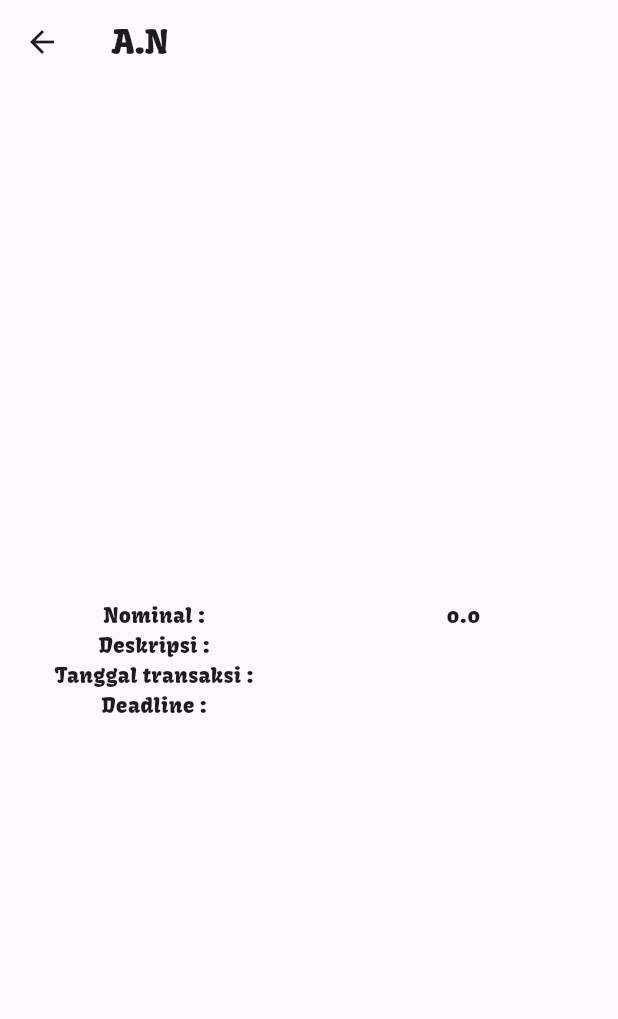
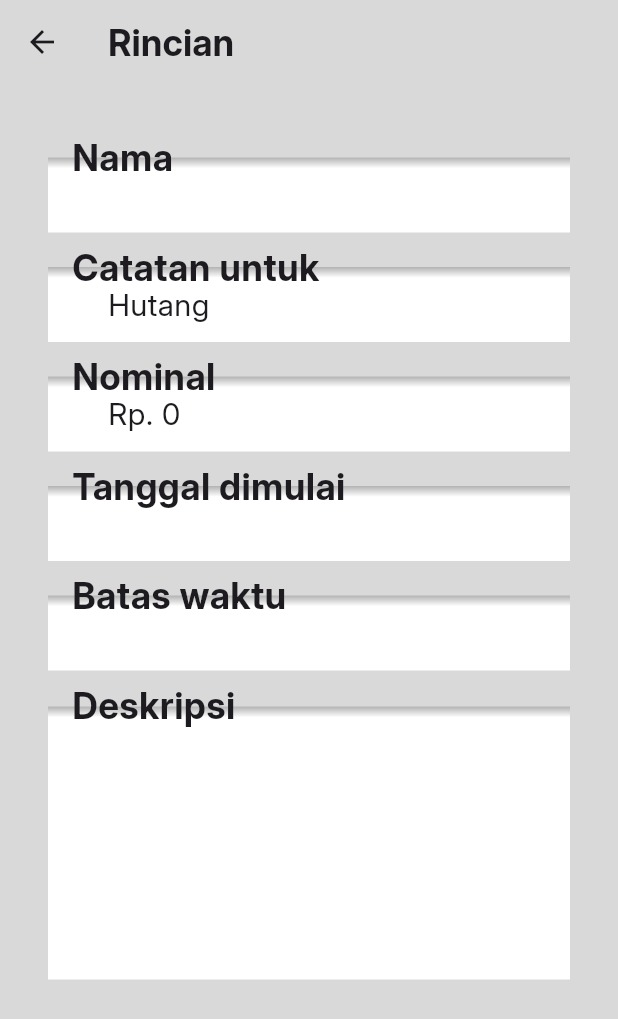
Before and after one commit to Saliim11/Investasi-Ala2--Note-App-, a Flutter app: the DetailNoteScreen screen opened directly with empty values, on a phone screen of 412 x 824 dp. Shown: the top 1019 px of the screen. Run offline on Flutter 3.47's test engine with Material 3 defaults, Android fonts, the phone set to English and light mode, and no system bars; our stand-ins replace dropdown_button2, shared_preferences, sqflite; accounts and stored records are empty.

Commit message:
update: memperbarui tampilan detail screen

```diff
--- a/lib/main.dart
+++ b/lib/main.dart
@@ -20,6 +20,7 @@ class MyApp extends StatelessWidget {
   @override
   Widget build(BuildContext context) {
     return MaterialApp(
+      debugShowCheckedModeBanner: false,
       title: 'Flutter Demo',
       theme: ThemeData(
         colorScheme: ColorScheme.fromSeed(seedColor: Colors.deepPurple),
--- /dev/null
+++ b/lib/view/detail/detail_note_screen.dart
@@ -0,0 +1,159 @@
+import 'package:flutter/material.dart';
+import 'package:investasi_ala_ala/model/investasi.dart';
+import 'package:investasi_ala_ala/utils/constant/color.dart';
+import 'package:investasi_ala_ala/utils/widget_const/text.dart';
+
+class DetailNoteScreen extends StatelessWidget {
+  const DetailNoteScreen({super.key, required this.invest, });
+  final Investasi invest;
+
+  @override
+  Widget build(BuildContext context) {
+    return Scaffold(
+      backgroundColor: ColorApp.abu,
+      appBar: AppBar(
+        backgroundColor: ColorApp.abu,
+        title: Teks.biasa("Rincian", fs: 24, fw: FontWeight.bold),
+      ),
+      body: Padding(
+        padding: const EdgeInsets.all(32.0),
+        child: Column(
+          children: [
+            detailTab("Nama", invest.nama),
+            SizedBox(height: 6),
+            invest.isInvest? detailTab("Catatan untuk", "Investasi"): detailTab("Catatan untuk", "Hutang"),
+            SizedBox(height: 6),
+            detailTab("Nominal", "Rp. ${invest.nominal.round()}"),
+            SizedBox(height: 6),
+            detailTab("Tanggal dimulai", invest.tglMulai),
+            SizedBox(height: 6),
+            detailTab("Batas waktu", invest.deadline),
+            SizedBox(height: 6),
+            detailDeskTab("Deskripsi", invest.deskripsi),
+          ],
+        ),
+      ),
+    );
+  }
+
+  SizedBox detailTab(String judul, String isi) {
+    return SizedBox(
+      height: 67,
+      width: double.infinity,
+      child: Stack(
+        children: [
+          Align(
+            alignment: Alignment.bottomCenter,
+            child: Stack(
+              children: [
+                Container(
+                  padding: EdgeInsets.symmetric(horizontal: 40),
+                  alignment: Alignment.centerLeft,
+                  height: 50,
+                  width: double.infinity,
+                  decoration: BoxDecoration(
+                    color: Colors.white,
+                  ),
+                  child: Teks.biasa(isi, fs: 20),
+                ),
+                Positioned.fill(
+                  child: Container(
+                    decoration: BoxDecoration(
+                      gradient: LinearGradient(
+                        begin: Alignment.topCenter,
+                        end: Alignment.bottomCenter,
+                        colors: [
+                          Colors.black.withOpacity(0.3),
+                          Colors.transparent,
+                          Colors.transparent,
+                          Colors.transparent,
+                          Colors.transparent,
+                          Colors.transparent,
+                          Colors.transparent,
+                          Colors.transparent,
+                        ],
+                      ),
+                    ),
+                  ),
+                ),
+              ],
+            )
+          ),
+          Padding(
+            padding: const EdgeInsets.only(left: 16.0),
+            child: Teks.biasa(judul, fs: 24, fw: FontWeight.bold),
+          ),
+        ],
+      ),
+    );
+  }
+  SizedBox detailDeskTab(String judul, String isi) {
+    return SizedBox(
+      height: 200,
+      width: double.infinity,
+      child: Stack(
+        children: [
+          Align(
+            alignment: Alignment.bottomCenter,
+            child: Stack(
+              children: [
+                Container(
+                  padding: EdgeInsets.symmetric(horizontal: 40, vertical: 16),
+                  alignment: Alignment.topLeft,
+                  height: 182,
+                  width: double.infinity,
+                  decoration: BoxDecoration(
+                    color: Colors.white,
+                  ),
+                  child: Teks.biasa(isi, fs: 20),
+                ),
+                Positioned.fill(
+                  child: Container(
+                    decoration: BoxDecoration(
+                      gradient: LinearGradient(
+                        begin: Alignment.topCenter,
+                        end: Alignment.bottomCenter,
+                        colors: [
+                          Colors.black.withOpacity(0.3),
+                          Colors.transparent,
+                          Colors.transparent,
+                          Colors.transparent,
+                          Colors.transparent,
+                          Colors.transparent,
+                          Colors.transparent,
+                          Colors.transparent,
+                          Colors.transparent,
+                          Colors.transparent,
+                          Colors.transparent,
+                          Colors.transparent,
+                          Colors.transparent,
+                          Colors.transparent,
+                          Colors.transparent,
+                          Colors.transparent,
+                          Colors.transparent,
+                          Colors.transparent,
+                          Colors.transparent,
+                          Colors.transparent,
+                          Colors.transparent,
+                          Colors.transparent,
+                          Colors.transparent,
+                          Colors.transparent,
+                          Colors.transparent,
+                          Colors.transparent,
+                        ],
+                      ),
+                    ),
+                  ),
+                ),
+              ],
+            )
+          ),
+          Padding(
+            padding: const EdgeInsets.only(left: 16.0),
+            child: Teks.biasa(judul, fs: 24, fw: FontWeight.bold),
+          ),
+        ],
+      ),
+    );
+  }
+}
--- a/lib/view/home/detail/detail_note_screen.dart
+++ /dev/null
@@ -1,53 +0,0 @@
-import 'package:flutter/material.dart';
-import 'package:investasi_ala_ala/model/investasi.dart';
-import 'package:investasi_ala_ala/utils/widget_const/text.dart';
-
-class DetailNoteScreen extends StatefulWidget {
-  const DetailNoteScreen({super.key, required this.invest, });
-  final Investasi invest;
-
-  @override
-  State<DetailNoteScreen> createState() => _DetailNoteScreenState();
-}
-
-class _DetailNoteScreenState extends State<DetailNoteScreen> {
-  @override
-  Widget build(BuildContext context) {
-    return Scaffold(
-      appBar: AppBar(
-        title: Teks.spesial("A.N ${widget.invest.nama}"),
-      ),
-      body: Center(
-        child: Column(
-          mainAxisAlignment: MainAxisAlignment.center,
-          children: [
-            Row(
-              children: [
-                Expanded(child: Teks.spesial("Nominal :")),
-                Expanded(child: Teks.spesial("${widget.invest.nominal}")),
-              ],
-            ),
-            Row(
-              children: [
-                Expanded(child: Teks.spesial("Deskripsi :")),
-                Expanded(child: Teks.spesial(widget.invest.deskripsi)),
-              ],
-            ),
-            Row(
-              children: [
-                Expanded(child: Teks.spesial("Tanggal transaksi :")),
-                Expanded(child: Teks.spesial(widget.invest.tglMulai)),
-              ],
-            ),
-            Row(
-              children: [
-                Expanded(child: Teks.spesial("Deadline :")),
-                Expanded(child: Teks.spesial(widget.invest.deadline))
-              ],
-            ),
-          ],
-        ),
-      ),
-    );
-  }
-}
--- a/lib/view/home/widgets/daftar.dart
+++ b/lib/view/home/widgets/daftar.dart
@@ -5,7 +5,7 @@ import 'package:investasi_ala_ala/model/investasi.dart';
 import 'package:investasi_ala_ala/service/provider_handler.dart';
 import 'package:investasi_ala_ala/utils/constant/color.dart';
 import 'package:investasi_ala_ala/utils/widget_const/text.dart';
-import 'package:investasi_ala_ala/view/home/detail/detail_note_screen.dart';
+import 'package:investasi_ala_ala/view/detail/detail_note_screen.dart';
 import 'package:investasi_ala_ala/view/home/widgets/drop_down_item.dart';
 
 Widget tampilanDaftar(int jenis, InvestasiProvider prov, DbHelper db) {
--- a/pubspec.yaml
+++ b/pubspec.yaml
@@ -40,6 +40,7 @@ dependencies:
   path: ^1.9.1
   dropdown_button2: ^2.3.9
   provider: ^6.1.2
+  flutter_inset_shadow: ^2.0.3
   # flutter_native_splash: ^2.4.5
 
 dev_dependencies:
```
Also changed, not shown: pubspec.lock.
